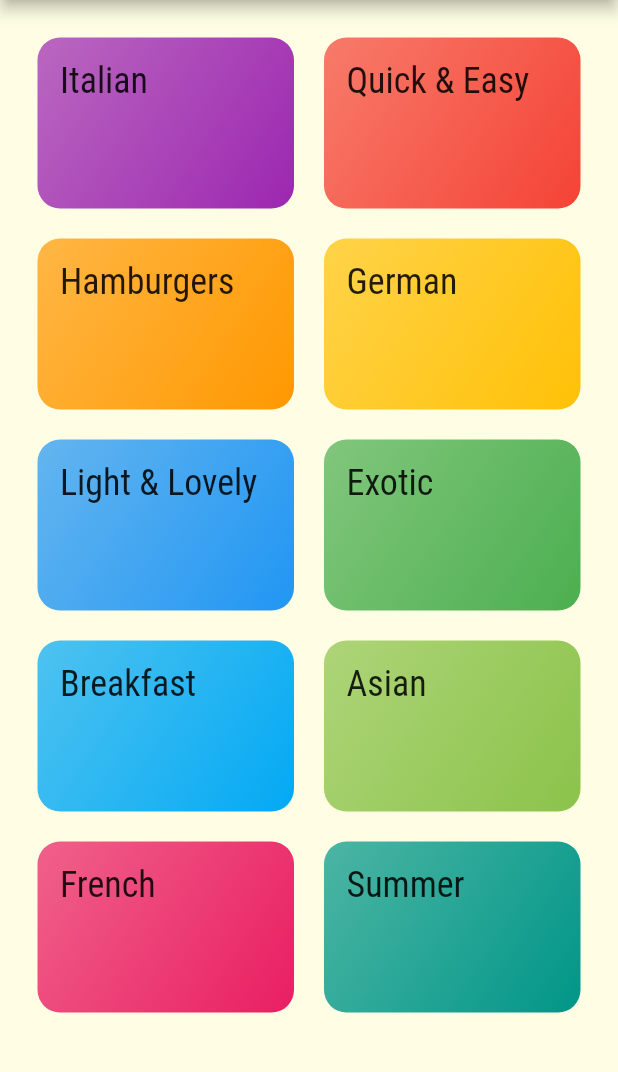
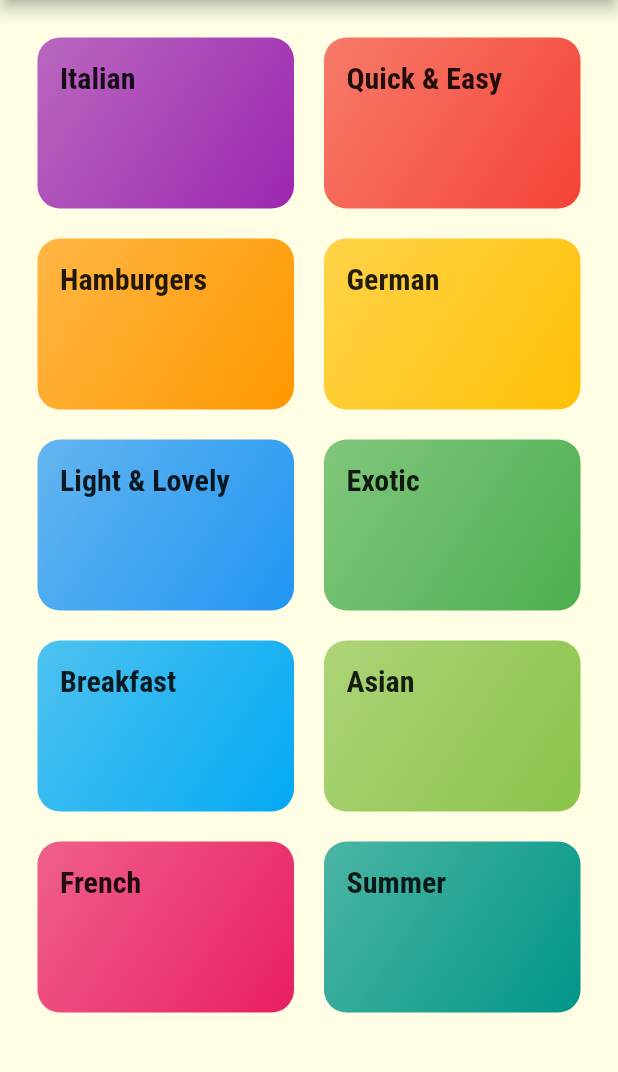
Before and after one commit to mkrosnicki/MealsApp, a Flutter app: the screen it shows after launch, on a phone screen of 412 x 824 dp, the part 84-1156 px from its top. Run offline on Flutter 3.47's test engine with Material 2 defaults, Android fonts, the phone set to English and light mode, and no system bars.

Commit message:
fonts styling

```diff
--- a/lib/main.dart
+++ b/lib/main.dart
@@ -21,8 +21,9 @@ class MyApp extends StatelessWidget {
                   color: Color.fromRGBO(20, 51, 51, 1),
                 ),
                 title: TextStyle(
-                  fontSize: 24,
+                  fontSize: 20,
                   fontFamily: 'RobotoCondensed',
+                  fontWeight: FontWeight.bold,
                 ),
               )),
       home: CategoriesScreen(),
```
